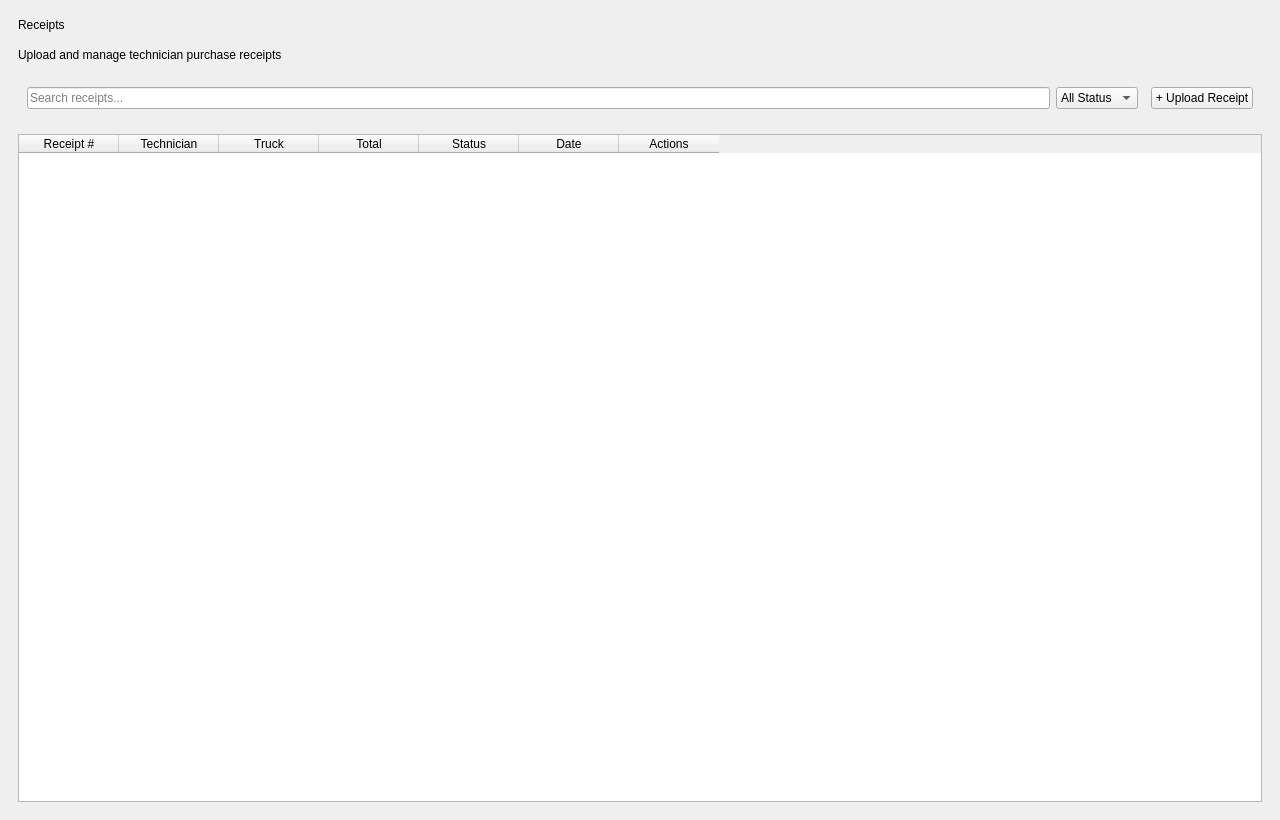
This is InventoryQtApp/ReceiptsPage.ui in Felipeact/InventoryQtApp as Qt 5 draws it before an edit. The edited form follows.
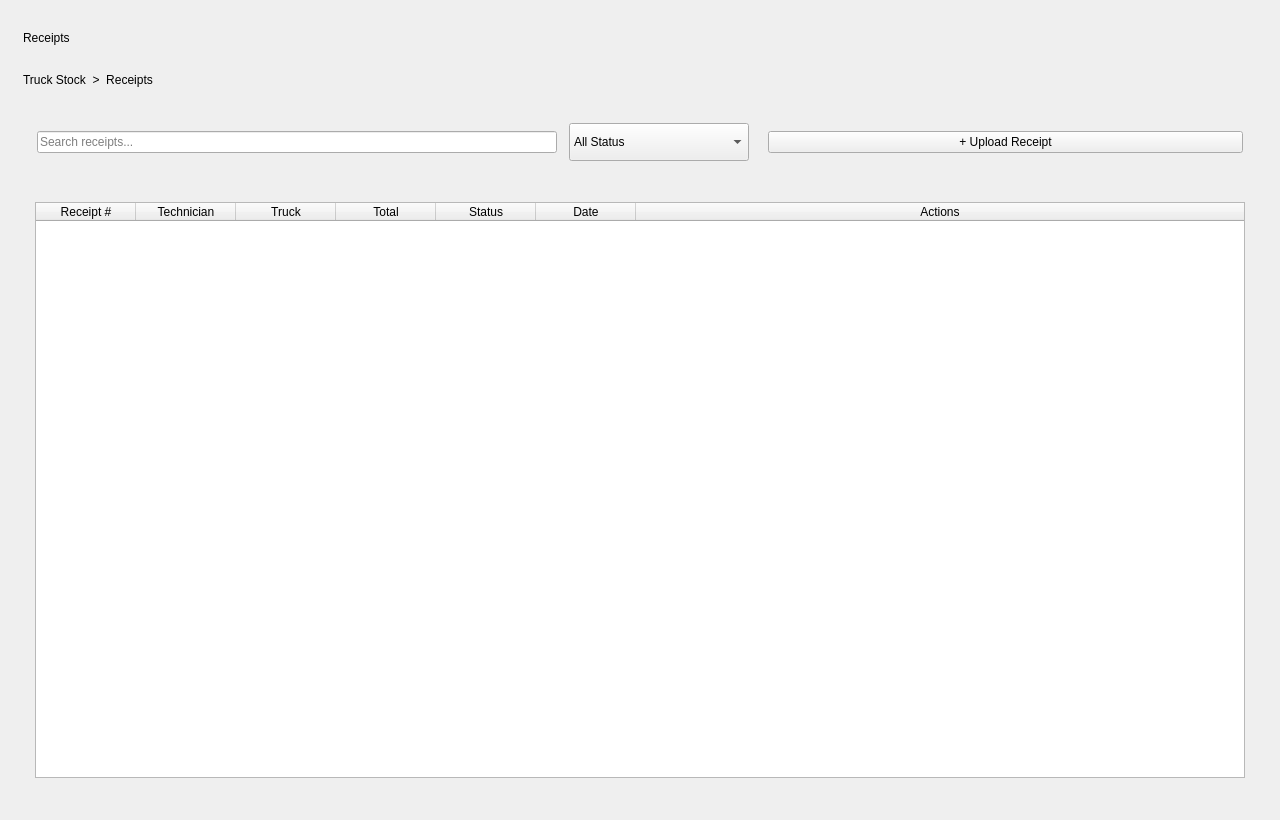
This is the edited form.

Commit message: UI pages completed

What changed in the file:
```diff
--- a/InventoryQtApp/ReceiptsPage.ui
+++ b/InventoryQtApp/ReceiptsPage.ui
@@ -14,23 +14,36 @@
 			<string>Receipts</string>
 		</property>
 
+		<property name="styleSheet">
+			<string notr="true"/>
+		</property>
+
 		<layout class="QVBoxLayout" name="rootLayout">
 			<property name="leftMargin">
-				<number>18</number>
+				<number>14</number>
 			</property>
 			<property name="topMargin">
-				<number>18</number>
+				<number>14</number>
 			</property>
 			<property name="rightMargin">
-				<number>18</number>
+				<number>14</number>
 			</property>
 			<property name="bottomMargin">
-				<number>18</number>
+				<number>14</number>
 			</property>
 			<property name="spacing">
-				<number>16</number>
+				<number>12</number>
 			</property>
 
+			<item>
+				<widget class="QWidget" name="pageContainer" native="true">
+					<layout class="QVBoxLayout" name="pageLayout">
+						<property name="spacing">
+							<number>12</number>
+						</property>
+
+						<item>
+							<layout class="QVBoxLayout" name="titleLayout">
 			<item>
 				<widget class="QLabel" name="pageTitle">
 					<property name="text">
@@ -40,16 +53,70 @@
 			</item>
 
 			<item>
-				<widget class="QLabel" name="subtitleLabel">
+									<widget class="QLabel" name="breadcrumbLabel">
 					<property name="text">
-						<string>Upload and manage technician purchase receipts</string>
+											<string>Truck Stock  &gt;  Receipts</string>
 					</property>
 				</widget>
 			</item>
+							</layout>
+						</item>
 
 			<item>
-				<widget class="QWidget" name="toolbarCard" native="true">
+							<widget class="QWidget" name="toolbarContainer" native="true">
+								<property name="minimumSize">
+									<size>
+										<width>0</width>
+										<height>72</height>
+									</size>
+								</property>
+
 					<layout class="QHBoxLayout" name="toolbarLayout">
+									<property name="leftMargin">
+										<number>14</number>
+									</property>
+									<property name="topMargin">
+										<number>12</number>
+									</property>
+									<property name="rightMargin">
+										<number>14</number>
+									</property>
+									<property name="bottomMargin">
+										<number>12</number>
+									</property>
+									<property name="spacing">
+										<number>12</number>
+									</property>
+
+									<item>
+										<widget class="QWidget" name="searchContainer" native="true">
+											<property name="minimumSize">
+												<size>
+													<width>340</width>
+													<height>44</height>
+												</size>
+											</property>
+											<property name="maximumSize">
+												<size>
+													<width>520</width>
+													<height>44</height>
+												</size>
+											</property>
+
+											<layout class="QHBoxLayout" name="searchLayout">
+												<property name="leftMargin">
+													<number>0</number>
+												</property>
+												<property name="topMargin">
+													<number>0</number>
+												</property>
+												<property name="rightMargin">
+													<number>0</number>
+												</property>
+												<property name="bottomMargin">
+													<number>0</number>
+												</property>
+
 						<item>
 							<widget class="QLineEdit" name="searchInput">
 								<property name="placeholderText">
@@ -57,14 +124,31 @@
 								</property>
 							</widget>
 						</item>
+											</layout>
+										</widget>
+									</item>
 
 						<item>
 							<widget class="QComboBox" name="statusFilter">
+											<property name="minimumSize">
+												<size>
+													<width>160</width>
+													<height>38</height>
+												</size>
+											</property>
+											<property name="maximumSize">
+												<size>
+													<width>180</width>
+													<height>38</height>
+												</size>
+											</property>
+
 								<item>
 									<property name="text">
 										<string>All Status</string>
 									</property>
 								</item>
+
 								<item>
 									<property name="text">
 										<string>Pending</string>
@@ -103,7 +187,39 @@
 			</item>
 
 			<item>
+							<widget class="QWidget" name="tableCard" native="true">
+								<property name="maximumSize">
+									<size>
+										<width>16777215</width>
+										<height>600</height>
+									</size>
+								</property>
+
+								<layout class="QVBoxLayout" name="tableLayout">
+									<property name="leftMargin">
+										<number>12</number>
+									</property>
+									<property name="topMargin">
+										<number>12</number>
+									</property>
+									<property name="rightMargin">
+										<number>12</number>
+									</property>
+									<property name="bottomMargin">
+										<number>12</number>
+									</property>
+									<property name="spacing">
+										<number>10</number>
+									</property>
+
+									<item>
 				<widget class="QTableWidget" name="receiptsTable">
+											<property name="minimumSize">
+												<size>
+													<width>0</width>
+													<height>500</height>
+												</size>
+											</property>
 					<property name="columnCount">
 						<number>7</number>
 					</property>
@@ -116,37 +232,46 @@
 					<property name="showGrid">
 						<bool>false</bool>
 					</property>
+											<attribute name="horizontalHeaderStretchLastSection">
+												<bool>true</bool>
+											</attribute>
 
 					<column>
 						<property name="text">
 							<string>Receipt #</string>
 						</property>
 					</column>
+
 					<column>
 						<property name="text">
 							<string>Technician</string>
 						</property>
 					</column>
+
 					<column>
 						<property name="text">
 							<string>Truck</string>
 						</property>
 					</column>
+
 					<column>
 						<property name="text">
 							<string>Total</string>
 						</property>
 					</column>
+
 					<column>
 						<property name="text">
 							<string>Status</string>
 						</property>
 					</column>
+
 					<column>
 						<property name="text">
 							<string>Date</string>
 						</property>
 					</column>
+
 					<column>
 						<property name="text">
 							<string>Actions</string>
@@ -154,9 +279,26 @@
 					</column>
 				</widget>
 			</item>
+								</layout>
+							</widget>
+						</item>
 
-		</layout>
-	</widget>
+						<item>
+							<spacer name="bottomSpacer">
+								<property name="orientation">
+									<enum>Qt::Vertical</enum>
+								</property>
+								<property name="sizeType">
+									<enum>QSizePolicy::Expanding</enum>
+								</property>
+							</spacer>
+						</item>
+					</layout>
+				</widget>
+			</item>
+		</layout>
+	</widget>
+
 	<resources/>
 	<connections/>
 </ui>
```
Left out of the diff: 4 changed lines with no effect on the pictures. Lines whose indentation alone changed are shown as unchanged. The commit also changes 6 other files.
